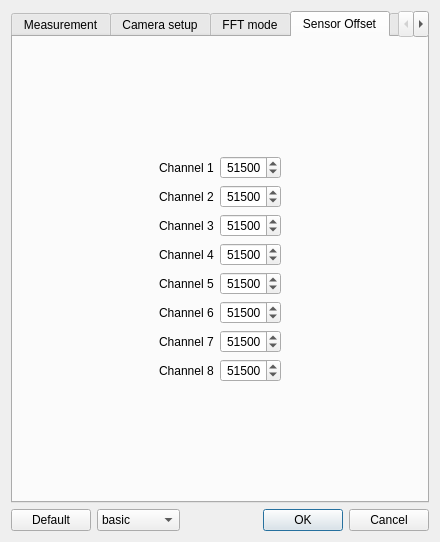
Qt form lsc-gui/dialogsettings.ui (Entwicklungsburo-Stresing/EBST_CAM) before a commit.
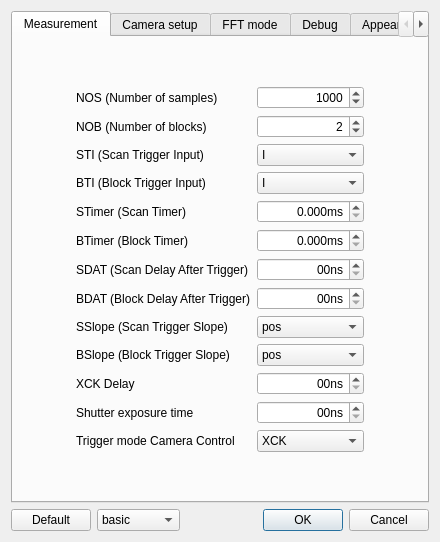
The same form after that commit. The open tabs and pages were chosen to show the change.

The edit to the form file:
```diff
--- a/lsc-gui/dialogsettings.ui
+++ b/lsc-gui/dialogsettings.ui
@@ -1017,203 +1017,6 @@
        </item>
       </layout>
      </widget>
-     <widget class="QWidget" name="dac">
-      <attribute name="title">
-       <string>Sensor Offset</string>
-      </attribute>
-      <layout class="QVBoxLayout" name="verticalLayout_6">
-       <item>
-        <layout class="QGridLayout" name="gridLayoutDac">
-         <item row="0" column="1">
-          <widget class="QLabel" name="labelDacChannel1">
-           <property name="text">
-            <string>Channel 1</string>
-           </property>
-          </widget>
-         </item>
-         <item row="0" column="0">
-          <spacer name="horizontalSpacer_7">
-           <property name="orientation">
-            <enum>Qt::Horizontal</enum>
-           </property>
-           <property name="sizeHint" stdset="0">
-            <size>
-             <width>40</width>
-             <height>20</height>
-            </size>
-           </property>
-          </spacer>
-         </item>
-         <item row="7" column="1">
-          <widget class="QLabel" name="labelDacChannel8">
-           <property name="text">
-            <string>Channel 8</string>
-           </property>
-          </widget>
-         </item>
-         <item row="2" column="1">
-          <widget class="QLabel" name="labelDacChannel3">
-           <property name="text">
-            <string>Channel 3</string>
-           </property>
-          </widget>
-         </item>
-         <item row="4" column="1">
-          <widget class="QLabel" name="labelDacChannel5">
-           <property name="text">
-            <string>Channel 5</string>
-           </property>
-          </widget>
-         </item>
-         <item row="1" column="1">
-          <widget class="QLabel" name="labelDacChannel2">
-           <property name="text">
-            <string>Channel 2</string>
-           </property>
-          </widget>
-         </item>
-         <item row="6" column="2">
-          <widget class="QSpinBox" name="spinBoxChannel7">
-           <property name="alignment">
-            <set>Qt::AlignRight|Qt::AlignTrailing|Qt::AlignVCenter</set>
-           </property>
-           <property name="maximum">
-            <number>65534</number>
-           </property>
-           <property name="value">
-            <number>51500</number>
-           </property>
-          </widget>
-         </item>
-         <item row="3" column="1">
-          <widget class="QLabel" name="labelDacChannel4">
-           <property name="text">
-            <string>Channel 4</string>
-           </property>
-          </widget>
-         </item>
-         <item row="0" column="2">
-          <widget class="QSpinBox" name="spinBoxChannel1">
-           <property name="alignment">
-            <set>Qt::AlignRight|Qt::AlignTrailing|Qt::AlignVCenter</set>
-           </property>
-           <property name="maximum">
-            <number>65534</number>
-           </property>
-           <property name="value">
-            <number>51500</number>
-           </property>
-          </widget>
-         </item>
-         <item row="2" column="2">
-          <widget class="QSpinBox" name="spinBoxChannel3">
-           <property name="alignment">
-            <set>Qt::AlignRight|Qt::AlignTrailing|Qt::AlignVCenter</set>
-           </property>
-           <property name="maximum">
-            <number>65534</number>
-           </property>
-           <property name="value">
-            <number>51500</number>
-           </property>
-          </widget>
-         </item>
-         <item row="3" column="2">
-          <widget class="QSpinBox" name="spinBoxChannel4">
-           <property name="alignment">
-            <set>Qt::AlignRight|Qt::AlignTrailing|Qt::AlignVCenter</set>
-           </property>
-           <property name="maximum">
-            <number>65534</number>
-           </property>
-           <property name="value">
-            <number>51500</number>
-           </property>
-          </widget>
-         </item>
-         <item row="5" column="1">
-          <widget class="QLabel" name="labelDacChannel6">
-           <property name="text">
-            <string>Channel 6</string>
-           </property>
-          </widget>
-         </item>
-         <item row="1" column="2">
-          <widget class="QSpinBox" name="spinBoxChannel2">
-           <property name="alignment">
-            <set>Qt::AlignRight|Qt::AlignTrailing|Qt::AlignVCenter</set>
-           </property>
-           <property name="maximum">
-            <number>65534</number>
-           </property>
-           <property name="value">
-            <number>51500</number>
-           </property>
-          </widget>
-         </item>
-         <item row="4" column="2">
-          <widget class="QSpinBox" name="spinBoxChannel5">
-           <property name="alignment">
-            <set>Qt::AlignRight|Qt::AlignTrailing|Qt::AlignVCenter</set>
-           </property>
-           <property name="maximum">
-            <number>65534</number>
-           </property>
-           <property name="value">
-            <number>51500</number>
-           </property>
-          </widget>
-         </item>
-         <item row="6" column="1">
-          <widget class="QLabel" name="labelDacChannel7">
-           <property name="text">
-            <string>Channel 7</string>
-           </property>
-          </widget>
-         </item>
-         <item row="7" column="2">
-          <widget class="QSpinBox" name="spinBoxChannel8">
-           <property name="alignment">
-            <set>Qt::AlignRight|Qt::AlignTrailing|Qt::AlignVCenter</set>
-           </property>
-           <property name="maximum">
-            <number>65534</number>
-           </property>
-           <property name="value">
-            <number>51500</number>
-           </property>
-          </widget>
-         </item>
-         <item row="5" column="2">
-          <widget class="QSpinBox" name="spinBoxChannel6">
-           <property name="alignment">
-            <set>Qt::AlignRight|Qt::AlignTrailing|Qt::AlignVCenter</set>
-           </property>
-           <property name="maximum">
-            <number>65534</number>
-           </property>
-           <property name="value">
-            <number>51500</number>
-           </property>
-          </widget>
-         </item>
-         <item row="0" column="3">
-          <spacer name="horizontalSpacer_8">
-           <property name="orientation">
-            <enum>Qt::Horizontal</enum>
-           </property>
-           <property name="sizeHint" stdset="0">
-            <size>
-             <width>40</width>
-             <height>20</height>
-            </size>
-           </property>
-          </spacer>
-         </item>
-        </layout>
-       </item>
-      </layout>
-     </widget>
      <widget class="QWidget" name="debug">
       <attribute name="title">
        <string>Debug</string>
```
